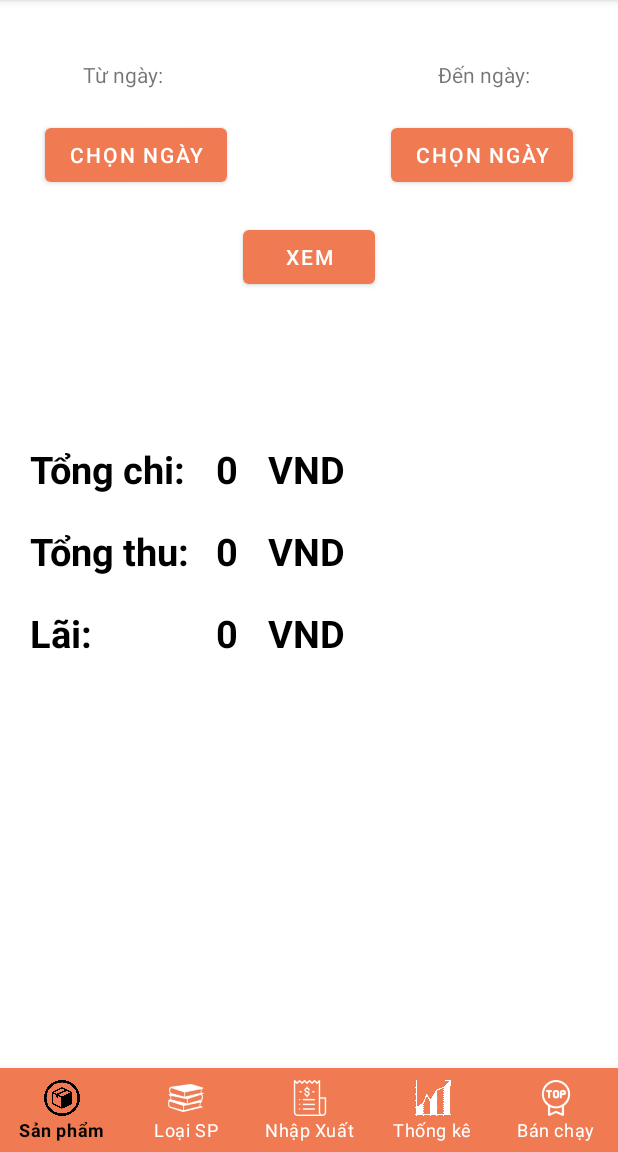
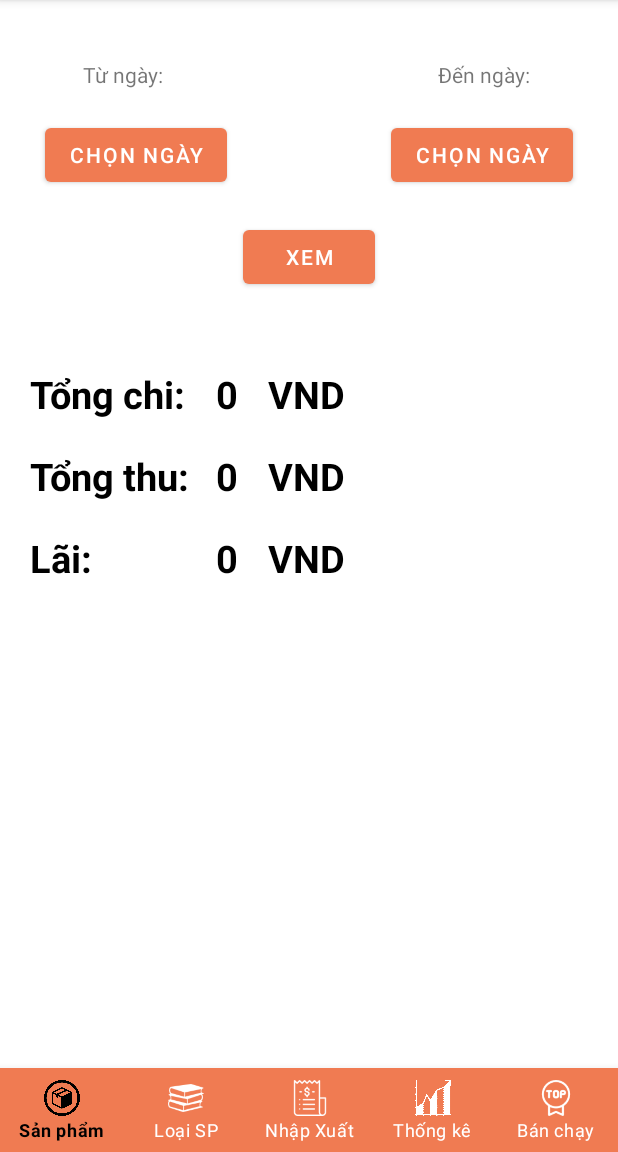
Before and after one commit to Hunghm/Quan_ly_ban_hang, an Android app: the fragment ThongKeTuyChonFragment placed in its activity, on a phone screen of 412 x 824 dp, the part 84-1236 px from its top. Run offline under Robolectric (Android 15) with nearby library versions, the phone set to English and light mode, and no system bars; libraries missing offline, so code that uses them is left out: com.github.mikephil.charting; 6 statements that could not run were skipped.

Commit message:
comit 21/4 2021

```diff
--- a/app/src/main/res/layout/thong_ke_tuy_chon_fragment.xml
+++ b/app/src/main/res/layout/thong_ke_tuy_chon_fragment.xml
@@ -61,7 +61,7 @@
         android:layout_height="wrap_content"
         android:layout_below="@+id/btn_xem"
         android:layout_marginLeft="10dp"
-        android:layout_marginTop="100dp"
+        android:layout_marginTop="50dp"
         android:text="Tổng chi:"
         android:textColor="@color/black"
         android:textSize="25sp"
@@ -97,7 +97,7 @@
         android:layout_height="wrap_content"
         android:layout_below="@+id/btn_xem"
         android:layout_marginLeft="20dp"
-        android:layout_marginTop="100dp"
+        android:layout_marginTop="50dp"
         android:layout_toRightOf="@+id/tv_tong_chi"
         android:text="0"
         android:textColor="@color/black"
@@ -110,7 +110,7 @@
         android:layout_height="wrap_content"
         android:layout_below="@+id/btn_xem"
         android:layout_marginLeft="20dp"
-        android:layout_marginTop="100dp"
+        android:layout_marginTop="50dp"
         android:layout_toRightOf="@+id/tv_value_tong_chi"
         android:text="VND"
         android:textColor="@color/black"
```
